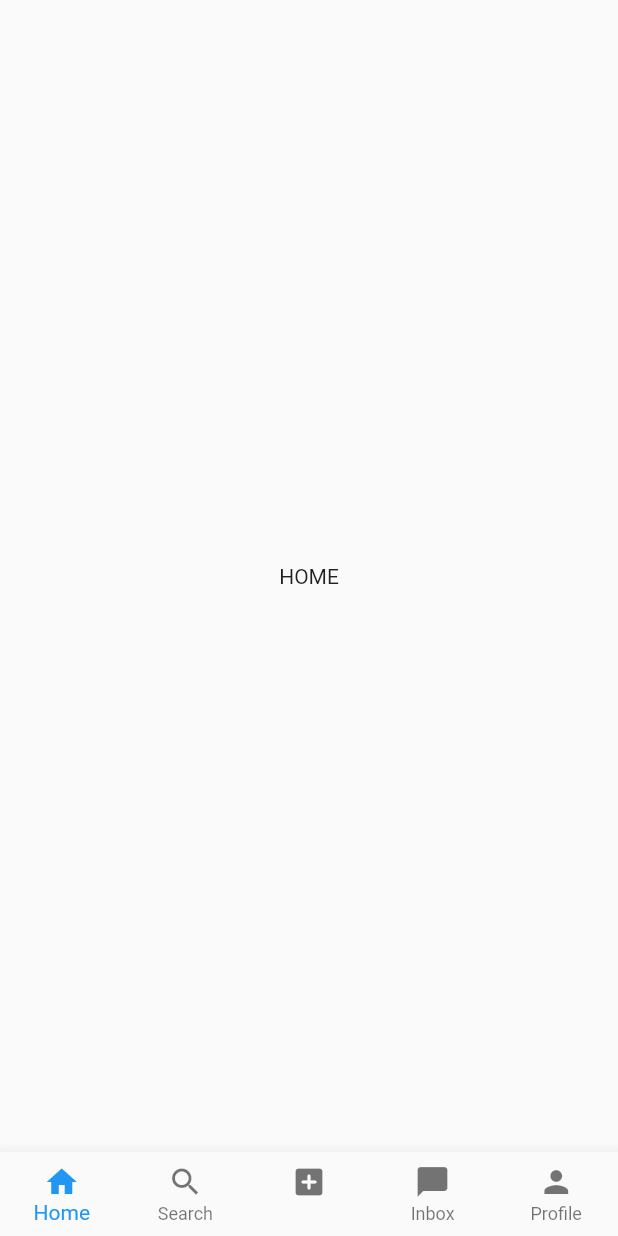
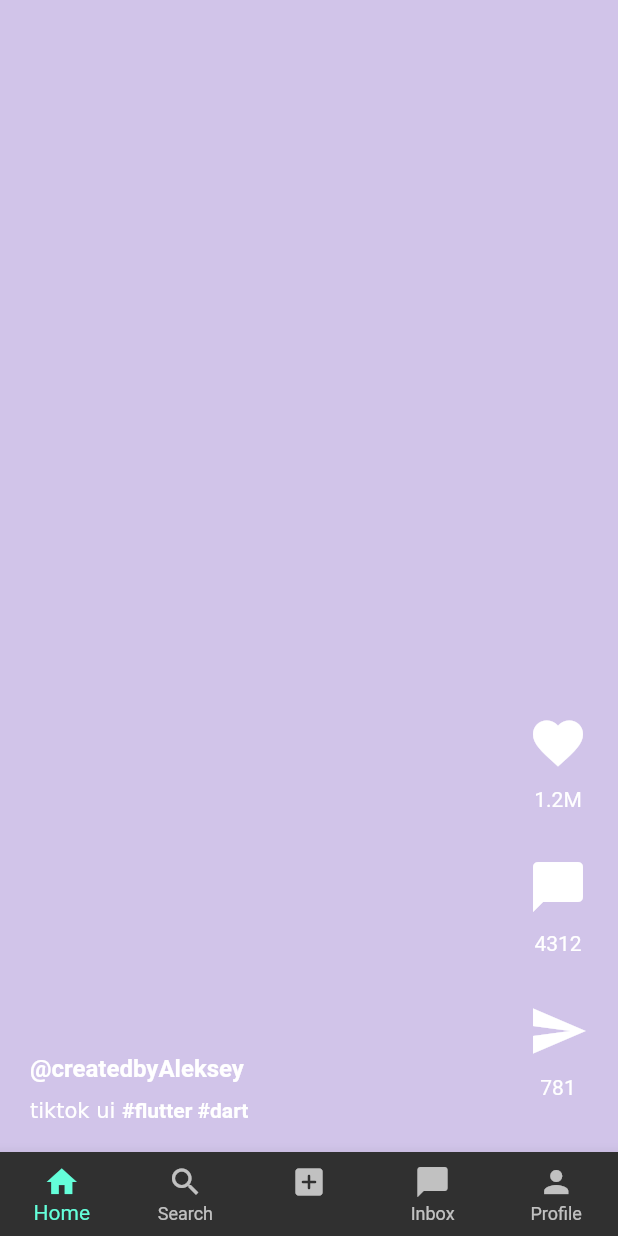
Before and after one commit to Alekseyrb/tic-tok, a Flutter app: the screen it shows after launch, on a phone screen of 412 x 824 dp. Run offline on Flutter 3.47's test engine with Material 2 defaults, Android fonts, the phone set to English and light mode, and no system bars.

Commit message:
add home page

```diff
--- a/lib/home_page.dart
+++ b/lib/home_page.dart
@@ -3,6 +3,11 @@
 import 'package:flutter/material.dart';
 import 'package:flutter/src/foundation/key.dart';
 import 'package:flutter/src/widgets/framework.dart';
+import 'package:tik_tok/pages/home.dart';
+import 'package:tik_tok/pages/inbox.dart';
+import 'package:tik_tok/pages/plus.dart';
+import 'package:tik_tok/pages/profile.dart';
+import 'package:tik_tok/pages/search.dart';
 
 class HomePage extends StatefulWidget {
   const HomePage({Key? key}) : super(key: key);
@@ -20,11 +25,11 @@ class _HomePageState extends State<HomePage> {
   }
 
   final List<Widget> pages = [
-    Center(child: Text('HOME')),
-    Center(child: Text('SEARCH')),
-    Center(child: Text('PLUS')),
-    Center(child: Text('INBOX')),
-    Center(child: Text('PROFILE')),
+    UserHomePage(),
+    UserSearchPage(),
+    UserPlusPage(),
+    UserInboxPage(),
+    UserProfilePage(),
   ];
   @override
   Widget build(BuildContext context) {
--- a/lib/main.dart
+++ b/lib/main.dart
@@ -12,7 +12,8 @@ class MyApp extends StatelessWidget {
   Widget build(BuildContext context) {
     return MaterialApp(
       debugShowCheckedModeBanner: false,
-      home: HomePage(),
+      home: const HomePage(),
+      theme: ThemeData(brightness: Brightness.dark),
     );
   }
 }
--- /dev/null
+++ b/lib/pages/home.dart
@@ -0,0 +1,26 @@
+import 'package:flutter/material.dart';
+import 'package:flutter/src/foundation/key.dart';
+import 'package:flutter/src/widgets/framework.dart';
+import 'package:tik_tok/posts/mypost_one.dart';
+import 'package:tik_tok/posts/mypost_three.dart';
+import 'package:tik_tok/posts/mypost_two.dart';
+
+class UserHomePage extends StatelessWidget {
+  UserHomePage({Key? key}) : super(key: key);
+
+  final controller = PageController(initialPage: 0);
+  @override
+  Widget build(BuildContext context) {
+    return Scaffold(
+      body: PageView(
+        controller: controller,
+        scrollDirection: Axis.vertical,
+        children: const [
+          MyPost1(),
+          MyPost2(),
+          MyPost3(),
+        ],
+      )
+    );
+  }
+}
--- /dev/null
+++ b/lib/pages/inbox.dart
@@ -0,0 +1,14 @@
+import 'package:flutter/material.dart';
+import 'package:flutter/src/foundation/key.dart';
+import 'package:flutter/src/widgets/framework.dart';
+
+class UserInboxPage extends StatelessWidget {
+  const UserInboxPage({Key? key}) : super(key: key);
+
+  @override
+  Widget build(BuildContext context) {
+    return Scaffold(
+      body: Center(child: Text('INBOX')),
+    );
+  }
+}
--- /dev/null
+++ b/lib/pages/plus.dart
@@ -0,0 +1,14 @@
+import 'package:flutter/material.dart';
+import 'package:flutter/src/foundation/key.dart';
+import 'package:flutter/src/widgets/framework.dart';
+
+class UserPlusPage extends StatelessWidget {
+  const UserPlusPage({Key? key}) : super(key: key);
+
+  @override
+  Widget build(BuildContext context) {
+    return Scaffold(
+      body: Center(child: Text('PLUS')),
+    );
+  }
+}
--- /dev/null
+++ b/lib/pages/profile.dart
@@ -0,0 +1,14 @@
+import 'package:flutter/material.dart';
+import 'package:flutter/src/foundation/key.dart';
+import 'package:flutter/src/widgets/framework.dart';
+
+class UserProfilePage extends StatelessWidget {
+  const UserProfilePage({Key? key}) : super(key: key);
+
+  @override
+  Widget build(BuildContext context) {
+    return Scaffold(
+      body: Center(child: Text('PROFILE')),
+    );
+  }
+}
--- /dev/null
+++ b/lib/pages/search.dart
@@ -0,0 +1,14 @@
+import 'package:flutter/material.dart';
+import 'package:flutter/src/foundation/key.dart';
+import 'package:flutter/src/widgets/framework.dart';
+
+class UserSearchPage extends StatelessWidget {
+  const UserSearchPage({Key? key}) : super(key: key);
+
+  @override
+  Widget build(BuildContext context) {
+    return Scaffold(
+      body: Center(child: Text('SEARCH')),
+    );
+  }
+}
--- /dev/null
+++ b/lib/posts/mypost_one.dart
@@ -0,0 +1,24 @@
+// ignore_for_file: prefer_const_constructors
+
+import 'package:flutter/material.dart';
+import 'package:flutter/src/foundation/key.dart';
+import 'package:flutter/src/widgets/framework.dart';
+import 'package:tik_tok/util/prost_template.dart';
+
+class MyPost1 extends StatelessWidget {
+  const MyPost1({Key? key}) : super(key: key);
+
+  @override
+  Widget build(BuildContext context) {
+    return PostTemplate(
+      userName: 'createdbyAleksey',
+      videoDescription: 'tiktok ui ',
+      numberOfLikes: '1.2M',
+      nummberOfComments: '4312',
+      numberOfShares: '781',
+      userPost: Container(
+        color: Colors.deepPurple[100],
+      ),
+    );
+  }
+}
--- /dev/null
+++ b/lib/posts/mypost_three.dart
@@ -0,0 +1,24 @@
+// ignore_for_file: prefer_const_constructors
+
+import 'package:flutter/material.dart';
+import 'package:flutter/src/foundation/key.dart';
+import 'package:flutter/src/widgets/framework.dart';
+import 'package:tik_tok/util/prost_template.dart';
+
+class MyPost3 extends StatelessWidget {
+  const MyPost3({Key? key}) : super(key: key);
+
+  @override
+  Widget build(BuildContext context) {
+    return PostTemplate(
+      userName: 'createdbyAndrey',
+      videoDescription: 'school ',
+      numberOfLikes: '9465',
+      nummberOfComments: '487',
+      numberOfShares: '43',
+      userPost: Container(
+        color: Colors.green[100],
+      ),
+    );
+  }
+}
--- /dev/null
+++ b/lib/posts/mypost_two.dart
@@ -0,0 +1,24 @@
+// ignore_for_file: prefer_const_constructors
+
+import 'package:flutter/material.dart';
+import 'package:flutter/src/foundation/key.dart';
+import 'package:flutter/src/widgets/framework.dart';
+import 'package:tik_tok/util/prost_template.dart';
+
+class MyPost2 extends StatelessWidget {
+  const MyPost2({Key? key}) : super(key: key);
+
+  @override
+  Widget build(BuildContext context) {
+    return PostTemplate(
+      userName: 'createdbyObama',
+      videoDescription: 'tutorial ',
+      numberOfLikes: '1295',
+      nummberOfComments: '512',
+      numberOfShares: '81',
+      userPost: Container(
+        color: Colors.blue[100],
+      ),
+    );
+  }
+}
--- /dev/null
+++ b/lib/util/button.dart
@@ -0,0 +1,27 @@
+import 'package:flutter/material.dart';
+import 'package:flutter/src/foundation/key.dart';
+import 'package:flutter/src/widgets/framework.dart';
+
+class MyButton extends StatelessWidget {
+  final icon;
+  final String number;
+  const MyButton({
+    Key? key,
+    required this.icon,
+    required this.number,
+  }) : super(key: key);
+
+  @override
+  Widget build(BuildContext context) {
+    return Padding(
+      padding: const EdgeInsets.symmetric(vertical: 15.0),
+      child: Column(
+        children: [
+          Icon(icon, size: 40,),
+          SizedBox(height: 10),
+          Text(number)
+        ],
+      ),
+    );
+  }
+}
--- /dev/null
+++ b/lib/util/prost_template.dart
@@ -0,0 +1,128 @@
+// ignore_for_file: prefer_const_constructors
+
+import 'package:flutter/material.dart';
+import 'package:flutter/src/foundation/key.dart';
+import 'package:flutter/src/widgets/framework.dart';
+import 'package:tik_tok/util/button.dart';
+
+class PostTemplate extends StatelessWidget {
+  final String userName;
+  final String videoDescription;
+  final String numberOfLikes;
+  final String nummberOfComments;
+  final String numberOfShares;
+  final Widget userPost;
+
+  const PostTemplate({
+    Key? key,
+    required this.userName,
+    required this.videoDescription,
+    required this.numberOfLikes,
+    required this.nummberOfComments,
+    required this.numberOfShares,
+    required this.userPost,
+  }) : super(key: key);
+
+  @override
+  Widget build(BuildContext context) {
+    return Scaffold(
+      body: Stack(
+        children: [
+          userPost,
+          UserNameAndCaption(
+            userName: userName,
+            videoDescription: videoDescription,
+          ),
+          ButtonsLikeComm(
+            numberOfLikes: numberOfLikes,
+            nummberOfComments: nummberOfComments,
+            numberOfShares: numberOfShares,
+          ),
+        ],
+      ),
+    );
+  }
+}
+
+class UserNameAndCaption extends StatelessWidget {
+  final String userName;
+  final String videoDescription;
+
+  const UserNameAndCaption({
+    Key? key,
+    required this.userName,
+    required this.videoDescription,
+  }) : super(key: key);
+
+  @override
+  Widget build(BuildContext context) {
+    return Padding(
+      padding: const EdgeInsets.all(20.0),
+      child: Container(
+        alignment: const Alignment(-1, -1),
+        child: Column(
+          crossAxisAlignment: CrossAxisAlignment.start,
+          mainAxisAlignment: MainAxisAlignment.end,
+          children: [
+            Text(
+              '@$userName',
+              style: TextStyle(fontWeight: FontWeight.bold, fontSize: 16),
+            ),
+            SizedBox(height: 10),
+            RichText(
+              text: TextSpan(
+                children: [
+                  TextSpan(text: videoDescription),
+                  TextSpan(
+                    text: '#flutter #dart',
+                    style: TextStyle(fontWeight: FontWeight.bold),
+                  ),
+                ],
+              ),
+            ),
+          ],
+        ),
+      ),
+    );
+  }
+}
+
+class ButtonsLikeComm extends StatelessWidget {
+  final String numberOfLikes;
+  final String nummberOfComments;
+  final String numberOfShares;
+
+  const ButtonsLikeComm({
+    Key? key,
+    required this.numberOfLikes,
+    required this.nummberOfComments,
+    required this.numberOfShares,
+  }) : super(key: key);
+
+  @override
+  Widget build(BuildContext context) {
+    return Padding(
+      padding: const EdgeInsets.all(20.0),
+      child: Container(
+        alignment: const Alignment(1, 1),
+        child: Column(
+          mainAxisAlignment: MainAxisAlignment.end,
+          children: [
+            MyButton(
+              icon: Icons.favorite,
+              number: numberOfLikes,
+            ),
+            MyButton(
+              icon: Icons.chat_bubble,
+              number: nummberOfComments,
+            ),
+            MyButton(
+              icon: Icons.send,
+              number: numberOfShares,
+            ),
+          ],
+        ),
+      ),
+    );
+  }
+}
```
